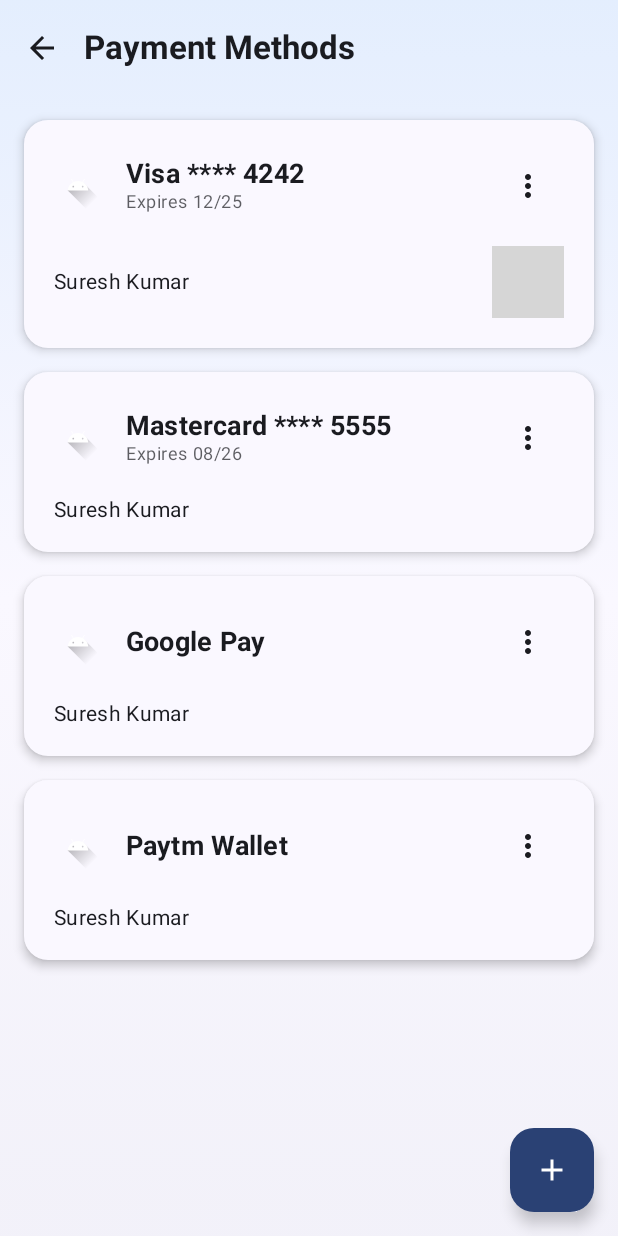
After one commit to NikitaAswale/HotelManagementApp, an Android app built with Jetpack Compose: the PaymentMethodsScreen screen opened through its navigation route, on a phone screen of 412 x 824 dp. The commit adds this screen. Run offline under Robolectric (Android 15) with nearby library versions, the phone set to English and light mode, and no system bars; 1 statement that could not run was skipped; grey boxes are pictures that could not be loaded.

Commit message:
Payment method screen

```diff
--- a/app/src/main/java/com/example/dishdashboard/MainActivity.kt
+++ b/app/src/main/java/com/example/dishdashboard/MainActivity.kt
@@ -93,7 +93,14 @@ class MainActivity : ComponentActivity() {
                                     navController.navigate("login") {
                                         popUpTo("dashboard") { inclusive = true }
                                     }
-                                }
+                                },
+                                onNavigateToPaymentMethods = { navController.navigate("paymentMethods") }
+                            )
+                        }
+
+                        composable("paymentMethods") {
+                            PaymentMethodsScreen(
+                                onNavigateBack = { navController.navigateUp() }
                             )
                         }
                     }
--- /dev/null
+++ b/app/src/main/java/com/example/dishdashboard/ui/screens/PaymentMethodsScreen.kt
@@ -0,0 +1,180 @@
+package com.example.dishdashboard.ui.screens
+
+import androidx.compose.animation.*
+import androidx.compose.animation.core.tween
+import androidx.compose.foundation.Image
+import androidx.compose.foundation.background
+import androidx.compose.foundation.layout.*
+import androidx.compose.foundation.lazy.LazyColumn
+import androidx.compose.foundation.lazy.items
+import androidx.compose.foundation.shape.RoundedCornerShape
+import androidx.compose.material.icons.Icons
+import androidx.compose.material.icons.filled.Add
+import androidx.compose.material.icons.filled.ArrowBack
+import androidx.compose.material.icons.filled.MoreVert
+import androidx.compose.material3.*
+import androidx.compose.runtime.*
+import androidx.compose.ui.Alignment
+import androidx.compose.ui.Modifier
+import androidx.compose.ui.draw.clip
+import androidx.compose.ui.graphics.Brush
+import androidx.compose.ui.graphics.Color
+import androidx.compose.ui.res.painterResource
+import androidx.compose.ui.text.font.FontWeight
+import androidx.compose.ui.unit.dp
+import com.example.dishdashboard.R
+import com.example.dishdashboard.ui.theme.*
+
+data class PaymentMethod(
+    val id: String,
+    val cardType: String,
+    val lastFourDigits: String,
+    val expiryDate: String,
+    val cardHolder: String,
+    val isDefault: Boolean,
+    val icon: Int
+)
+
+@OptIn(ExperimentalMaterial3Api::class)
+@Composable
+fun PaymentMethodsScreen(
+    onNavigateBack: () -> Unit
+) {
+    var isVisible by remember { mutableStateOf(false) }
+
+    LaunchedEffect(Unit) { isVisible = true }
+
+    val paymentMethods = remember {
+        listOf(
+            PaymentMethod("1", "Visa", "4242", "12/25", "Suresh Kumar", true, R.drawable.ic_launcher_foreground),
+            PaymentMethod("2", "Mastercard", "5555", "08/26", "Suresh Kumar", false, R.drawable.ic_launcher_foreground),
+            PaymentMethod("3", "Google Pay", "", "N/A", "Suresh Kumar", false, R.drawable.ic_launcher_foreground),
+            PaymentMethod("4", "Paytm Wallet", "", "N/A", "Suresh Kumar", false, R.drawable.ic_launcher_foreground)
+        )
+    }
+
+    Scaffold(
+        topBar = {
+            TopAppBar(
+                title = { Text("Payment Methods", style = MaterialTheme.typography.titleLarge.copy(fontWeight = FontWeight.Bold)) },
+                navigationIcon = {
+                    IconButton(onClick = onNavigateBack) { Icon(Icons.Default.ArrowBack, contentDescription = "Back") }
+                },
+                colors = TopAppBarDefaults.topAppBarColors(containerColor = Color.Transparent)
+            )
+        },
+        floatingActionButton = {
+            FloatingActionButton(
+                onClick = { /* TODO: Add new payment method */ },
+                containerColor = MaterialTheme.colorScheme.primary
+            ) {
+                Icon(Icons.Default.Add, contentDescription = "Add Payment Method", tint = Color.White)
+            }
+        }
+    ) { paddingValues ->
+        Box(
+            modifier = Modifier
+                .fillMaxSize()
+                .background(
+                    brush = Brush.verticalGradient(
+                        colors = listOf(
+                            ModernBlue.copy(alpha = 0.1f),
+                            MaterialTheme.colorScheme.surface,
+                            MaterialTheme.colorScheme.surfaceVariant.copy(alpha = 0.3f)
+                        ),
+                        startY = 0f,
+                        endY = 1200f
+                    )
+                )
+        ) {
+            LazyColumn(
+                modifier = Modifier
+                    .fillMaxSize()
+                    .padding(paddingValues),
+                contentPadding = PaddingValues(16.dp),
+                verticalArrangement = Arrangement.spacedBy(16.dp)
+            ) {
+                items(paymentMethods) { method ->
+                    AnimatedVisibility(
+                        visible = isVisible,
+                        enter = slideInHorizontally(
+                            initialOffsetX = { -200 },
+                            animationSpec = tween(800, delayMillis = paymentMethods.indexOf(method) * 200)
+                        ) + fadeIn(tween(800, paymentMethods.indexOf(method) * 200))
+                    ) {
+                        PaymentMethodCard(method = method)
+                    }
+                }
+            }
+        }
+    }
+}
+
+@Composable
+fun PaymentMethodCard(method: PaymentMethod) {
+    Card(
+        modifier = Modifier.fillMaxWidth(),
+        shape = RoundedCornerShape(16.dp),
+        elevation = CardDefaults.cardElevation(defaultElevation = 4.dp),
+        colors = CardDefaults.cardColors(containerColor = MaterialTheme.colorScheme.surface)
+    ) {
+        Column(
+            modifier = Modifier
+                .padding(20.dp)
+                .fillMaxWidth()
+        ) {
+            Row(
+                verticalAlignment = Alignment.CenterVertically,
+                horizontalArrangement = Arrangement.SpaceBetween,
+                modifier = Modifier.fillMaxWidth()
+            ) {
+                Row(verticalAlignment = Alignment.CenterVertically) {
+                    Image(
+                        painter = painterResource(id = method.icon),
+                        contentDescription = method.cardType,
+                        modifier = Modifier.height(32.dp)
+                    )
+                    Spacer(modifier = Modifier.width(16.dp))
+                    Column {
+                        Text(
+                            text = if (method.cardType.contains("Pay")) method.cardType else "${method.cardType} **** ${method.lastFourDigits}",
+                            style = MaterialTheme.typography.titleMedium.copy(fontWeight = FontWeight.Bold)
+                        )
+                        if (method.expiryDate != "N/A") {
+                            Text(
+                                text = "Expires ${method.expiryDate}",
+                                style = MaterialTheme.typography.bodySmall,
+                                color = MaterialTheme.colorScheme.onSurface.copy(alpha = 0.7f)
+                            )
+                        }
+                    }
+                }
+                IconButton(onClick = { /* TODO: Show options */ }) {
+                    Icon(Icons.Default.MoreVert, contentDescription = "Options")
+                }
+            }
+            Spacer(modifier = Modifier.height(16.dp))
+            Row(
+                modifier = Modifier.fillMaxWidth(),
+                horizontalArrangement = Arrangement.SpaceBetween,
+                verticalAlignment = Alignment.CenterVertically
+            ) {
+                Text(
+                    text = method.cardHolder,
+                    style = MaterialTheme.typography.bodyMedium
+                )
+                if (method.isDefault) {
+                    Text(
+                        text = "Default",
+                        style = MaterialTheme.typography.bodySmall,
+                        color = ReportsColor,
+                        modifier = Modifier
+                            .clip(RoundedCornerShape(8.dp))
+                            .background(ReportsColor.copy(alpha = 0.1f))
+                            .padding(horizontal = 8.dp, vertical = 4.dp)
+                    )
+                }
+            }
+        }
+    }
+}
--- a/app/src/main/java/com/example/dishdashboard/ui/screens/SettingsScreen.kt
+++ b/app/src/main/java/com/example/dishdashboard/ui/screens/SettingsScreen.kt
@@ -48,7 +48,8 @@ data class SettingItem(
 @Composable
 fun SettingsScreen(
     onNavigateBack: () -> Unit,
-    onLogout: () -> Unit
+    onLogout: () -> Unit,
+    onNavigateToPaymentMethods: () -> Unit
 ) {
     var showLogoutDialog by remember { mutableStateOf(false) }
     var isVisible by remember { mutableStateOf(false) }
@@ -104,7 +105,7 @@ fun SettingsScreen(
                         items = listOf(
                             { SettingItem("Edit Profile", Icons.Default.Person) },
                             { SettingItem("Change Password", Icons.Default.Lock) },
-                            { SettingItem("Payment Methods", Icons.Default.CreditCard) }
+                            { SettingItem("Payment Methods", Icons.Default.CreditCard, onNavigateToPaymentMethods) }
                         ),
                         isVisible = isVisible,
                         delay = 200
```
